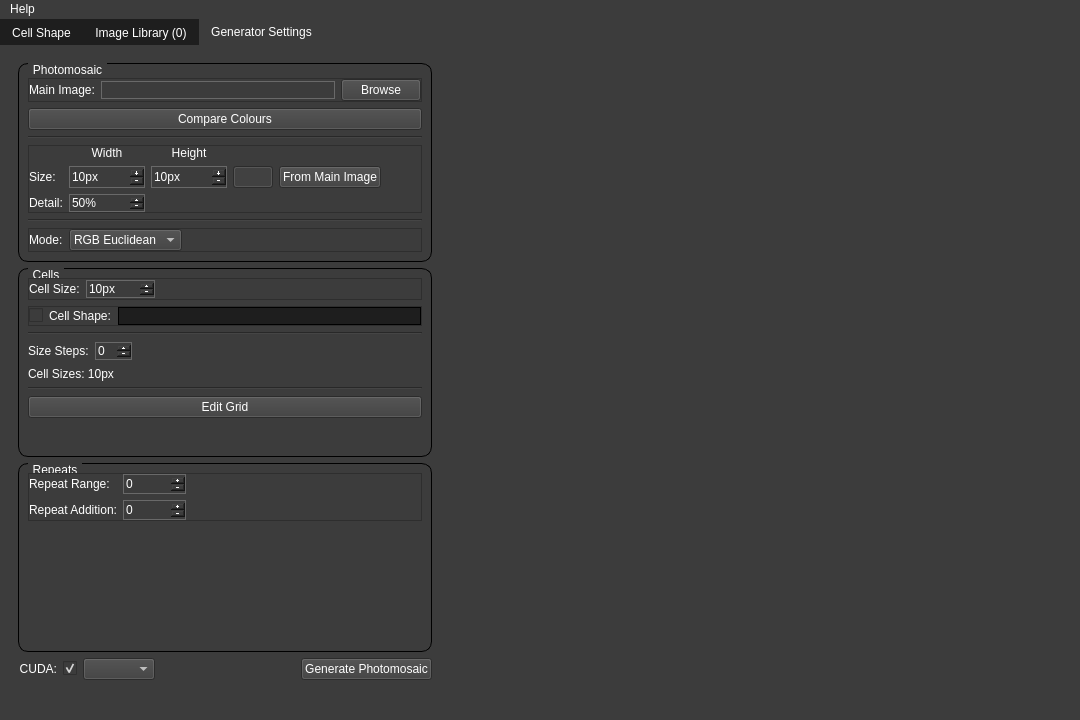
First picture: the form in src/gui/mainwindow.ui, repository MorganGrundy/MosaicMagnifique, before the edit.
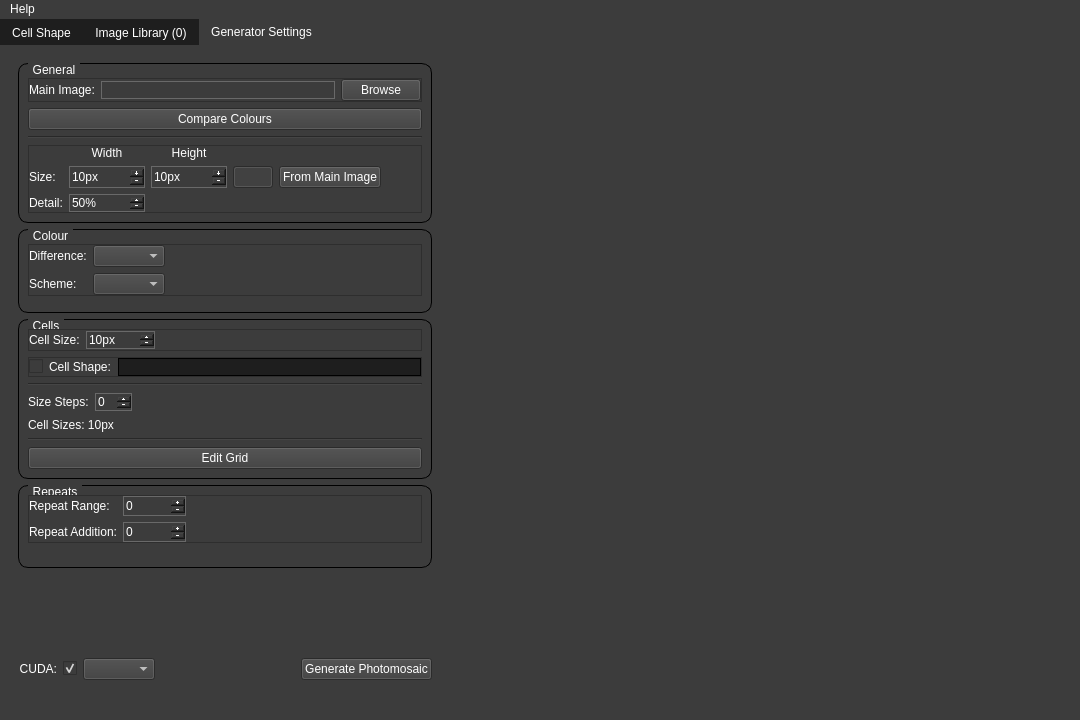
Second picture: the form after the edit. Icons and pictures are not drawn. Custom widgets are drawn as their Qt base class.

Commit message:
Adding colour scheme to GUI
Also changed how colour difference is handled, now use a function wrapper. It's in a bit of an odd state currently, not sure if I will take this further or backtrack.

```diff
--- a/src/gui/mainwindow.ui
+++ b/src/gui/mainwindow.ui
@@ -146,7 +146,7 @@
              </sizepolicy>
             </property>
             <property name="title">
-             <string>Photomosaic</string>
+             <string>General</string>
             </property>
             <property name="alignment">
              <set>Qt::AlignLeading|Qt::AlignLeft|Qt::AlignVCenter</set>
@@ -529,14 +529,47 @@
               </widget>
              </item>
              <item>
-              <widget class="Line" name="line_3">
+              <spacer name="verticalSpacer">
                <property name="orientation">
-                <enum>Qt::Horizontal</enum>
+                <enum>Qt::Vertical</enum>
                </property>
-              </widget>
+               <property name="sizeType">
+                <enum>QSizePolicy::MinimumExpanding</enum>
+               </property>
+               <property name="sizeHint" stdset="0">
+                <size>
+                 <width>1</width>
+                 <height>0</height>
+                </size>
+               </property>
+              </spacer>
              </item>
+            </layout>
+           </widget>
+          </item>
+          <item>
+           <widget class="QGroupBox" name="groupColour">
+            <property name="sizePolicy">
+             <sizepolicy hsizetype="Minimum" vsizetype="MinimumExpanding">
+              <horstretch>0</horstretch>
+              <verstretch>0</verstretch>
+             </sizepolicy>
+            </property>
+            <property name="title">
+             <string>Colour</string>
+            </property>
+            <property name="alignment">
+             <set>Qt::AlignLeading|Qt::AlignLeft|Qt::AlignVCenter</set>
+            </property>
+            <property name="flat">
+             <bool>false</bool>
+            </property>
+            <layout class="QVBoxLayout" name="verticalLayout_7">
+             <property name="topMargin">
+              <number>14</number>
+             </property>
              <item>
-              <widget class="QFrame" name="frameMode">
+              <widget class="QFrame" name="frameMode_2">
                <property name="frameShape">
                 <enum>QFrame::StyledPanel</enum>
                </property>
@@ -556,6 +589,29 @@
                 <property name="bottomMargin">
                  <number>0</number>
                 </property>
+                <item row="0" column="0">
+                 <widget class="QLabel" name="labelColourDifference">
+                  <property name="statusTip">
+                   <string>Controls how a Photomosaic is generated</string>
+                  </property>
+                  <property name="text">
+                   <string>Difference:</string>
+                  </property>
+                 </widget>
+                </item>
+                <item row="0" column="2">
+                 <spacer name="horizontalSpacer_8">
+                  <property name="orientation">
+                   <enum>Qt::Horizontal</enum>
+                  </property>
+                  <property name="sizeHint" stdset="0">
+                   <size>
+                    <width>40</width>
+                    <height>20</height>
+                   </size>
+                  </property>
+                 </spacer>
+                </item>
                 <item row="0" column="1">
                  <widget class="QComboBox" name="comboMode">
                   <property name="sizePolicy">
@@ -576,51 +632,23 @@
 &lt;/ul&gt;
 &lt;/body&gt;&lt;/html&gt;</string>
                   </property>
-                  <item>
-                   <property name="text">
-                    <string>RGB Euclidean</string>
-                   </property>
-                  </item>
-                  <item>
-                   <property name="text">
-                    <string>CIE76</string>
-                   </property>
-                  </item>
-                  <item>
-                   <property name="text">
-                    <string>CIEDE2000</string>
-                   </property>
-                  </item>
                  </widget>
                 </item>
-                <item row="0" column="2">
-                 <spacer name="horizontalSpacer_5">
-                  <property name="orientation">
-                   <enum>Qt::Horizontal</enum>
-                  </property>
-                  <property name="sizeHint" stdset="0">
-                   <size>
-                    <width>40</width>
-                    <height>20</height>
-                   </size>
-                  </property>
-                 </spacer>
-                </item>
-                <item row="0" column="0">
-                 <widget class="QLabel" name="labelMode">
-                  <property name="statusTip">
-                   <string>Controls how a Photomosaic is generated</string>
-                  </property>
+                <item row="1" column="0">
+                 <widget class="QLabel" name="labelColourScheme">
                   <property name="text">
-                   <string>Mode:</string>
+                   <string>Scheme:</string>
                   </property>
                  </widget>
                 </item>
+                <item row="1" column="1">
+                 <widget class="QComboBox" name="comboColourScheme"/>
+                </item>
                </layout>
               </widget>
              </item>
              <item>
-              <spacer name="verticalSpacer">
+              <spacer name="verticalSpacer_4">
                <property name="orientation">
                 <enum>Qt::Vertical</enum>
                </property>
@@ -916,7 +944,7 @@
                </property>
                <property name="sizeHint" stdset="0">
                 <size>
-                 <width>20</width>
+                 <width>1</width>
                  <height>0</height>
                 </size>
                </property>
@@ -1124,7 +1152,7 @@
                </property>
                <property name="sizeHint" stdset="0">
                 <size>
-                 <width>20</width>
+                 <width>1</width>
                  <height>0</height>
                 </size>
                </property>
@@ -1133,6 +1161,22 @@
             </layout>
            </widget>
           </item>
+          <item>
+           <spacer name="verticalSpacer_5">
+            <property name="orientation">
+             <enum>Qt::Vertical</enum>
+            </property>
+            <property name="sizeType">
+             <enum>QSizePolicy::MinimumExpanding</enum>
+            </property>
+            <property name="sizeHint" stdset="0">
+             <size>
+              <width>1</width>
+              <height>0</height>
+             </size>
+            </property>
+           </spacer>
+          </item>
           <item>
            <layout class="QHBoxLayout" name="groupGenerate">
             <item alignment="Qt::AlignRight">
```
Left out of the diff: 8 changed lines with no effect on the pictures. The commit also changes 15 other files.
